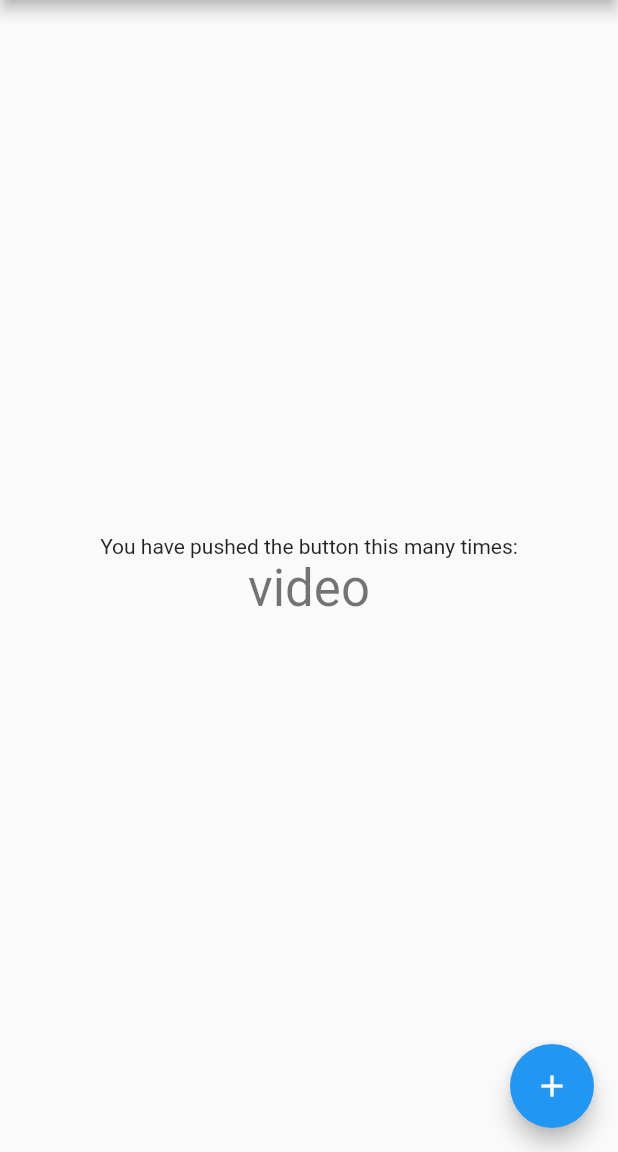
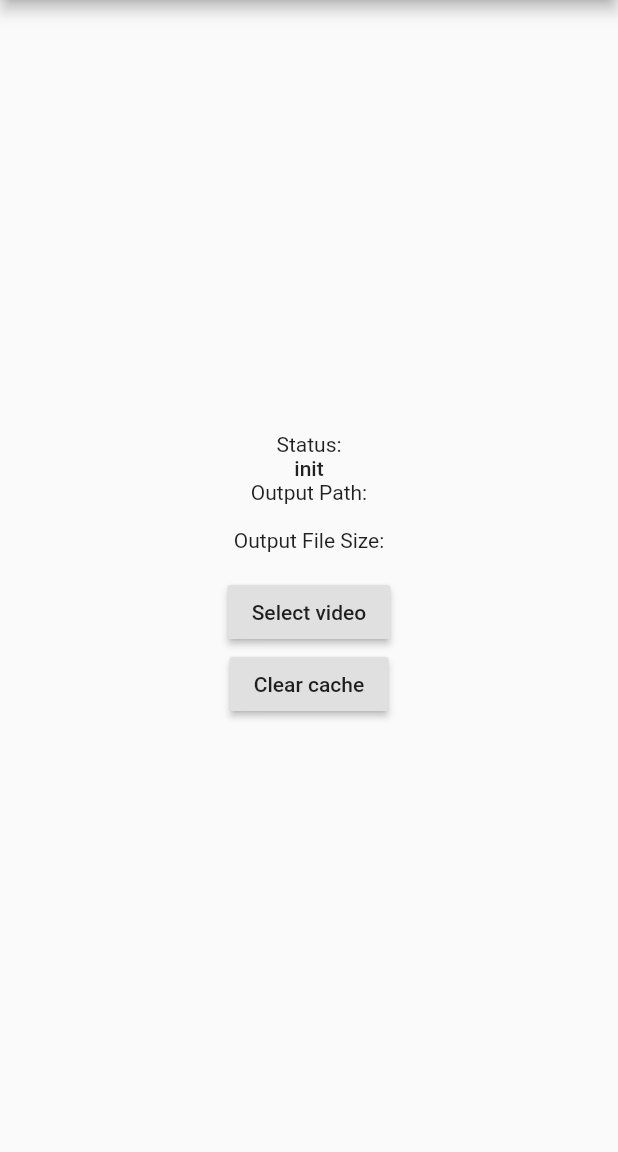
Before and after one commit to jonataslaw/VideoCompress, a Flutter app: the screen it shows after launch, on a phone screen of 412 x 824 dp, the part 84-1236 px from its top. Run offline on Flutter 3.47's test engine with Material 2 defaults, Android fonts, the phone set to English and light mode, and no system bars; our stand-ins replace image_picker.

Commit message:
Add rudimentary integration test

```diff
--- a/example/lib/main.dart
+++ b/example/lib/main.dart
@@ -1,4 +1,5 @@
 import 'dart:io';
+
 import 'package:flutter/material.dart';
 import 'package:image_picker/image_picker.dart';
 import 'package:video_compress/video_compress.dart';
@@ -49,7 +50,18 @@ class MyHomePage extends StatefulWidget {
 }
 
 class _MyHomePageState extends State<MyHomePage> {
-  String _counter = "video";
+  String _status = "init";
+  String _outputPath = "";
+  String _outputFileSize = "";
+
+  Future<void> updateOutputState() async {
+    final outputFile = File(_outputPath);
+    if (await outputFile.exists()) {
+      _outputFileSize = (await outputFile.length()).toString();
+    } else {
+      _outputFileSize = "-1";
+    }
+  }
 
   @override
   Widget build(BuildContext context) {
@@ -86,29 +98,63 @@ class _MyHomePageState extends State<MyHomePage> {
           mainAxisAlignment: MainAxisAlignment.center,
           children: <Widget>[
             Text(
-              'You have pushed the button this many times:',
+              'Status:',
             ),
             Text(
-              '$_counter',
-              style: Theme.of(context).textTheme.headline4,
+              '$_status',
+              style: Theme.of(context).textTheme.bodyText1,
+              key: Key('status'),
             ),
-          ],
+            Text(
+              'Output Path:',
             ),
+            Text(
+              '$_outputPath',
+              style: Theme.of(context).textTheme.bodyText1,
+              key: Key('output_path'),
             ),
-      floatingActionButton: FloatingActionButton(
+            Text(
+              'Output File Size:',
+            ),
+            Text(
+              '$_outputFileSize',
+              style: Theme.of(context).textTheme.bodyText1,
+              key: Key('output_file_size'),
+            ),
+            RaisedButton(
+              key: Key('select_video'),
               onPressed: () async {
-          File file = await ImagePicker.pickVideo(source: ImageSource.gallery);
+                File file =
+                    await ImagePicker.pickVideo(source: ImageSource.gallery);
+                _status = 'compressing';
+                setState(() {});
+
                 final info = await VideoCompress.compressVideo(
                   file.path,
                   quality: VideoQuality.MediumQuality,
                   deleteOrigin: false,
                 );
 
-          _counter = info.path;
+                _status = 'compressed';
+                _outputPath = info.path;
+                await this.updateOutputState();
                 setState(() {});
               },
-        tooltip: 'Increment',
-        child: Icon(Icons.add),
+              child: const Text('Select video'),
+            ),
+            RaisedButton(
+              key: Key('clear_cache'),
+              onPressed: () async {
+                await VideoCompress.deleteAllCache();
+
+                _status = 'cache cleared';
+                await this.updateOutputState();
+                setState(() {});
+              },
+              child: const Text('Clear cache'),
+            ),
+          ],
+        ),
       ),
     );
   }
--- /dev/null
+++ b/example/test_driver/app_test.dart
@@ -0,0 +1,42 @@
+import 'package:flutter_driver/flutter_driver.dart';
+import 'package:test/test.dart';
+
+void main() {
+  final selectVideoBtnFinder = find.byValueKey('select_video');
+  final clearCacheBtnFinder = find.byValueKey('clear_cache');
+  final statusFinder = find.byValueKey('status');
+  final outputFileSizeFinder = find.byValueKey('output_file_size');
+
+  FlutterDriver driver;
+
+  setUpAll(() async {
+    driver = await FlutterDriver.connect();
+  });
+
+  tearDownAll(() async {
+    if (driver != null) {
+      driver.close();
+    }
+  });
+
+  test('compress video and clear cache', () async {
+    expect(await driver.getText(statusFinder), 'init');
+
+    // Initialize compression
+    await driver.tap(selectVideoBtnFinder);
+
+    // Wait for compression to finish
+    await driver.waitFor(find.text('compressed'));
+
+    // Output file should not be empty
+    final outputFileSize = await driver.getText(outputFileSizeFinder);
+    expect(int.parse(outputFileSize), greaterThan(0));
+
+    // Clear the cache
+    await driver.tap(clearCacheBtnFinder);
+
+    // After clear cache, output file should be deleted
+    await driver.waitFor(find.text('cache cleared'));
+    expect(await driver.getText(outputFileSizeFinder), "-1");
+  });
+}
```
Also changed, not shown: example/pubspec.yaml (+8 -3 lines), example/test_driver/app.dart (added, +26 -0 lines), 1 other file. Lines whose indentation alone changed are shown as unchanged.
